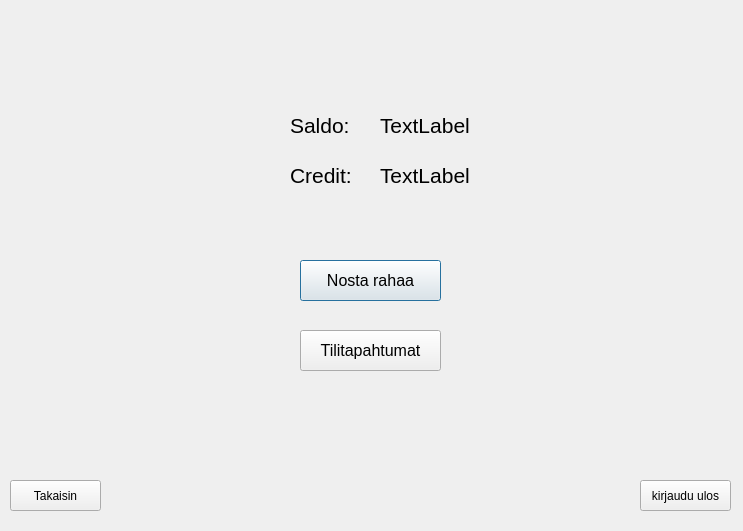
banksimul-2023-22spo/group_1, file frontend/chooseAction/chooseaction.ui: the form before one commit.
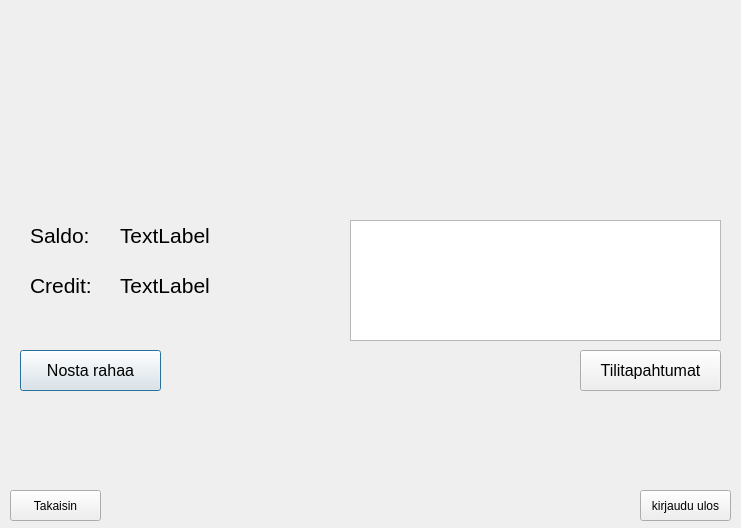
The form after the commit.

```diff
--- a/frontend/chooseAction/chooseaction.ui
+++ b/frontend/chooseAction/chooseaction.ui
@@ -6,8 +6,8 @@
    <rect>
     <x>0</x>
     <y>0</y>
-    <width>743</width>
-    <height>531</height>
+    <width>741</width>
+    <height>528</height>
    </rect>
   </property>
   <property name="windowTitle">
@@ -16,8 +16,8 @@
   <widget class="QLabel" name="BalanceText">
    <property name="geometry">
     <rect>
-     <x>290</x>
-     <y>110</y>
+     <x>30</x>
+     <y>220</y>
      <width>71</width>
      <height>31</height>
     </rect>
@@ -34,8 +34,8 @@
   <widget class="QLabel" name="CreditText">
    <property name="geometry">
     <rect>
-     <x>290</x>
-     <y>160</y>
+     <x>30</x>
+     <y>270</y>
      <width>71</width>
      <height>31</height>
     </rect>
@@ -52,9 +52,9 @@
   <widget class="QLabel" name="Balance">
    <property name="geometry">
     <rect>
-     <x>380</x>
-     <y>110</y>
-     <width>261</width>
+     <x>120</x>
+     <y>220</y>
+     <width>211</width>
      <height>31</height>
     </rect>
    </property>
@@ -70,9 +70,9 @@
   <widget class="QLabel" name="Credit">
    <property name="geometry">
     <rect>
-     <x>380</x>
-     <y>160</y>
-     <width>261</width>
+     <x>120</x>
+     <y>270</y>
+     <width>211</width>
      <height>31</height>
     </rect>
    </property>
@@ -88,8 +88,8 @@
   <widget class="QPushButton" name="Withdraw">
    <property name="geometry">
     <rect>
-     <x>300</x>
-     <y>260</y>
+     <x>20</x>
+     <y>350</y>
      <width>141</width>
      <height>41</height>
     </rect>
@@ -106,8 +106,8 @@
   <widget class="QPushButton" name="Transactions">
    <property name="geometry">
     <rect>
-     <x>300</x>
-     <y>330</y>
+     <x>580</x>
+     <y>350</y>
      <width>141</width>
      <height>41</height>
     </rect>
@@ -125,7 +125,7 @@
    <property name="geometry">
     <rect>
      <x>10</x>
-     <y>480</y>
+     <y>490</y>
      <width>91</width>
      <height>31</height>
     </rect>
@@ -138,7 +138,7 @@
    <property name="geometry">
     <rect>
      <x>640</x>
-     <y>480</y>
+     <y>490</y>
      <width>91</width>
      <height>31</height>
     </rect>
@@ -147,6 +147,16 @@
     <string>kirjaudu ulos</string>
    </property>
   </widget>
+  <widget class="QListWidget" name="listWidget">
+   <property name="geometry">
+    <rect>
+     <x>350</x>
+     <y>220</y>
+     <width>371</width>
+     <height>121</height>
+    </rect>
+   </property>
+  </widget>
  </widget>
  <resources/>
  <connections/>
```
